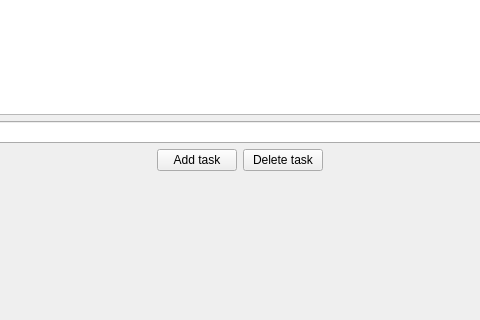
The window that mainwindow.ui (KateKkos/Task_Manager) describes before a commit, drawn with Qt 5; both pictures show x 156 to 636 and y 199 to 519 of the 800 by 600 pixel window.
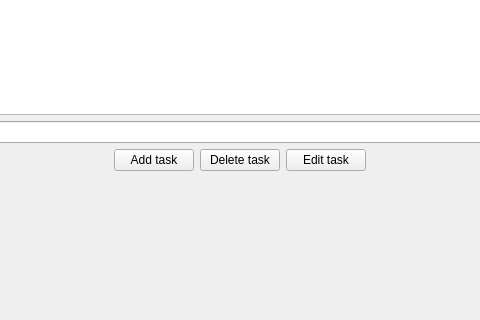
The same window after the commit.

```diff
--- a/mainwindow.ui
+++ b/mainwindow.ui
@@ -61,6 +61,13 @@
            </property>
           </widget>
          </item>
+         <item>
+          <widget class="QPushButton" name="pushButtonEdit">
+           <property name="text">
+            <string>Edit task</string>
+           </property>
+          </widget>
+         </item>
          <item>
           <spacer name="horizontalSpacer_2">
            <property name="orientation">
```
